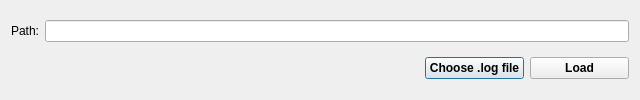
Above: player.ui from anatoltrush/OscillO before the change. Below: the same form after it.
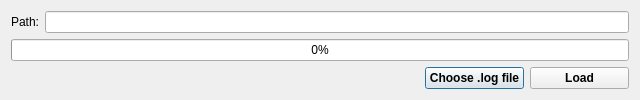
That is the form after the change.

```diff
--- a/player.ui
+++ b/player.ui
@@ -36,7 +36,14 @@
    <item row="0" column="1" colspan="3">
     <widget class="QLineEdit" name="lineEdit"/>
    </item>
-   <item row="1" column="0" colspan="2">
+   <item row="1" column="0" colspan="4">
+    <widget class="QProgressBar" name="pBarLoad">
+     <property name="value">
+      <number>0</number>
+     </property>
+    </widget>
+   </item>
+   <item row="2" column="0" colspan="2">
     <spacer name="horizontalSpacer">
      <property name="orientation">
       <enum>Qt::Horizontal</enum>
@@ -49,7 +56,7 @@
      </property>
     </spacer>
    </item>
-   <item row="1" column="2">
+   <item row="2" column="2">
     <widget class="QPushButton" name="pBChooseFile">
      <property name="font">
       <font>
@@ -62,7 +69,7 @@
      </property>
     </widget>
    </item>
-   <item row="1" column="3">
+   <item row="2" column="3">
     <widget class="QPushButton" name="pBLoadFile">
      <property name="font">
       <font>
```
Left out of the diff: 2 changed lines with no effect on the pictures.
